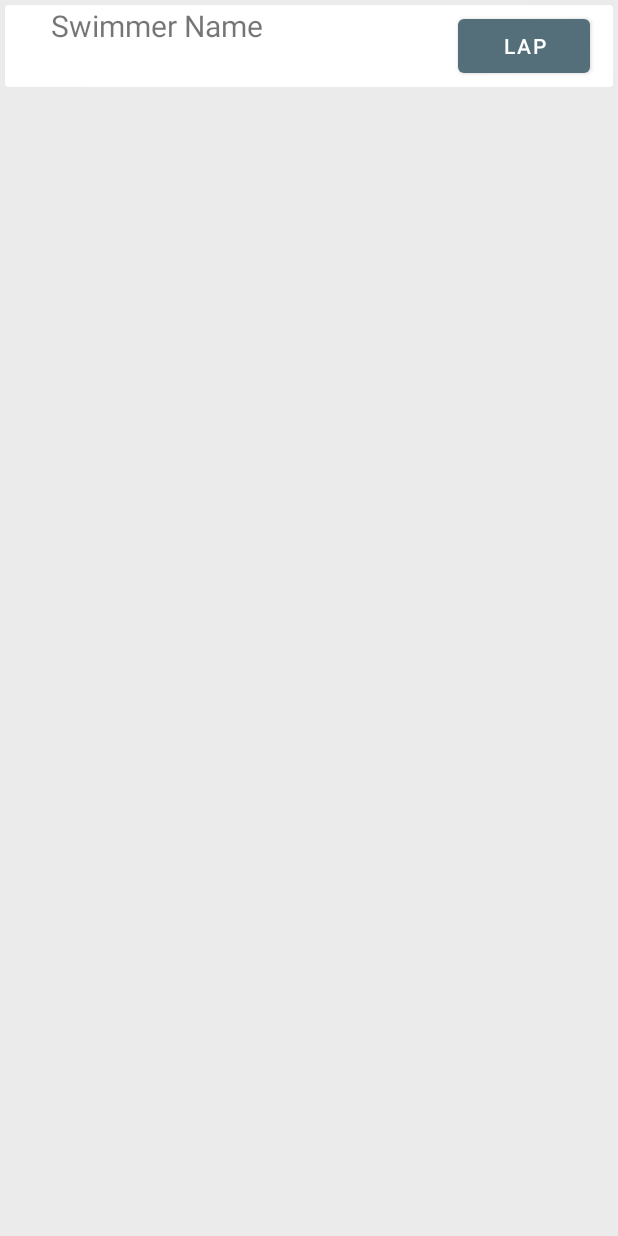
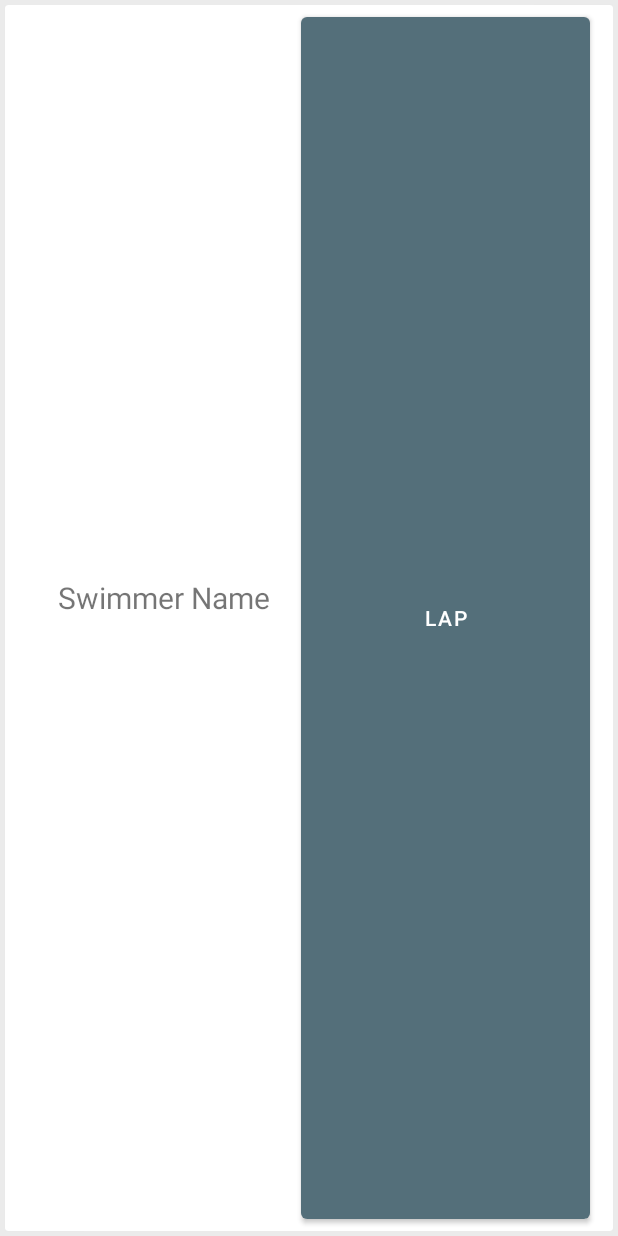
Before and after one commit to randofan/LapTimer, an Android app: the layout swimmer_list_item2.xml on its own in the app's theme, with its tools: preview values and no code run, on a phone screen of 412 x 824 dp. Run offline under Robolectric (Android 15) with nearby library versions, the phone set to English and light mode, and no system bars.

Commit message:
sort of made item size responsive

```diff
--- a/app/src/main/java/com/example/helloworld/SwimmerDetails.java
+++ b/app/src/main/java/com/example/helloworld/SwimmerDetails.java
@@ -23,8 +23,7 @@ public class SwimmerDetails extends AppCompatActivity {
         ArrayList<Swimmer> swimmers = getIntent().getParcelableArrayListExtra("SWIMMERS");
 
         swimmerRecview = findViewById(R.id.swimmerRecView);
-        adapter = new SwimmerRecViewAdapter(this, 3);
-        adapter.setSwimmers(swimmers);
+        adapter = new SwimmerRecViewAdapter(this, 3, swimmers, 0, 0);
 
         swimmerRecview.setAdapter(adapter);
         swimmerRecview.setLayoutManager(new LinearLayoutManager(this));
--- a/app/src/main/java/com/example/helloworld/TimerInterface.java
+++ b/app/src/main/java/com/example/helloworld/TimerInterface.java
@@ -4,6 +4,6 @@ import java.util.concurrent.atomic.AtomicLong;
 
 public interface TimerInterface {
     AtomicLong currentCentiseconds = new AtomicLong();
-    void setCurrentCentiseconds(AtomicLong currentCentiseconds);
+    void setCurrentCentiseconds(AtomicLong currentCentiseconds); // TODO try remove getter/setter
     AtomicLong getCurrentCentiseconds();
 }
--- a/app/src/main/res/layout/swimmer_list_item2.xml
+++ b/app/src/main/res/layout/swimmer_list_item2.xml
@@ -1,5 +1,6 @@
 <?xml version="1.0" encoding="utf-8"?>
 <androidx.cardview.widget.CardView xmlns:android="http://schemas.android.com/apk/res/android"
+    xmlns:tools="http://schemas.android.com/tools"
     android:layout_width="match_parent"
     android:layout_height="wrap_content"
     xmlns:app="http://schemas.android.com/apk/res-auto"
@@ -22,34 +23,54 @@
             android:paddingLeft="15dp"
             android:layout_centerVertical="true" />
 
-        <TextView
+        <androidx.constraintlayout.widget.ConstraintLayout
             android:layout_width="wrap_content"
             android:layout_height="wrap_content"
-            android:layout_toRightOf="@+id/txtlaneNumber"
-            android:layout_marginLeft="15dp"
-            android:textSize="20sp"
-            android:text="Swimmer Name"
-            android:id="@+id/txtName"
-            android:visibility="visible"/>
+            android:layout_centerVertical="true"
+            android:layout_marginLeft="20dp"
+            android:layout_toRightOf="@id/txtlaneNumber"
+            android:id="@+id/names">
 
-        <TextView
-            android:layout_width="wrap_content"
-            android:layout_height="wrap_content"
-            android:textSize="20sp"
-            android:layout_below="@id/txtName"
-            android:layout_toRightOf="@id/txtlaneNumber"
-            android:layout_marginLeft="15dp"
-            android:id="@+id/txtSplit" />
+            <TextView
+                android:id="@+id/txtName"
+                android:layout_width="match_parent"
+                android:layout_height="wrap_content"
+                android:text="Swimmer Name"
+                android:textSize="20sp"
+                app:layout_constraintBottom_toTopOf="@id/txtSplit"
+                app:layout_constraintEnd_toEndOf="@+id/txtSplit"
+                app:layout_constraintStart_toStartOf="@+id/txtSplit"
+                app:layout_constraintTop_toTopOf="parent" />
+
+            <TextView
+                android:id="@+id/txtSplit"
+                android:layout_width="match_parent"
+                android:layout_height="wrap_content"
+                android:layout_below="@id/txtName"
+                android:text="Lane 0: 00:00.00"
+                android:textSize="20sp"
+                android:visibility="invisible"
+                app:layout_constraintBottom_toBottomOf="parent"
+                app:layout_constraintEnd_toEndOf="parent"
+                app:layout_constraintStart_toStartOf="parent"
+                app:layout_constraintTop_toBottomOf="@id/txtName" />
+
+        </androidx.constraintlayout.widget.ConstraintLayout>
+
 
         <Button
+            android:id="@+id/splitBtn"
             android:layout_width="wrap_content"
-            android:layout_height="wrap_content"
+            android:layout_height="match_parent"
+            android:layout_toRightOf="@id/names"
             android:layout_alignParentRight="true"
+            android:layout_centerVertical="true"
+            android:layout_marginTop="2dp"
+            android:layout_marginRight="15dp"
+            android:layout_marginBottom="2dp"
+            android:layout_marginLeft="15dp"
             android:text="Lap"
-            android:layout_centerVertical="true"
-            android:id="@+id/splitBtn"
-            android:layout_marginRight="15dp"
-            android:visibility="visible"/>
+            android:visibility="visible" />
 
     </RelativeLayout>
 
--- a/app/src/main/res/layout/swimmer_list_item3.xml
+++ b/app/src/main/res/layout/swimmer_list_item3.xml
@@ -10,7 +10,8 @@
 
     <RelativeLayout
         android:layout_width="match_parent"
-        android:layout_height="match_parent">
+        android:layout_height="match_parent"
+        android:layout_margin="6dp">
 
         <TextView
             android:layout_width="wrap_content"
--- a/build.gradle
+++ b/build.gradle
@@ -5,7 +5,7 @@ buildscript {
         mavenCentral()
     }
     dependencies {
-        classpath 'com.android.tools.build:gradle:4.2.2'
+        classpath 'com.android.tools.build:gradle:7.0.0'
 
         // NOTE: Do not place your application dependencies here; they belong
         // in the individual module build.gradle files
```
Also changed, not shown: app/src/main/java/com/example/helloworld/EnterNames.java (+6 -4 lines), app/src/main/java/com/example/helloworld/MainActivity.java (+9 -0 lines), app/src/main/java/com/example/helloworld/SwimmerRecViewAdapter.java (+22 -14 lines), app/src/main/java/com/example/helloworld/Timer.java (+9 -6 lines), gradle/wrapper/gradle-wrapper.properties.
